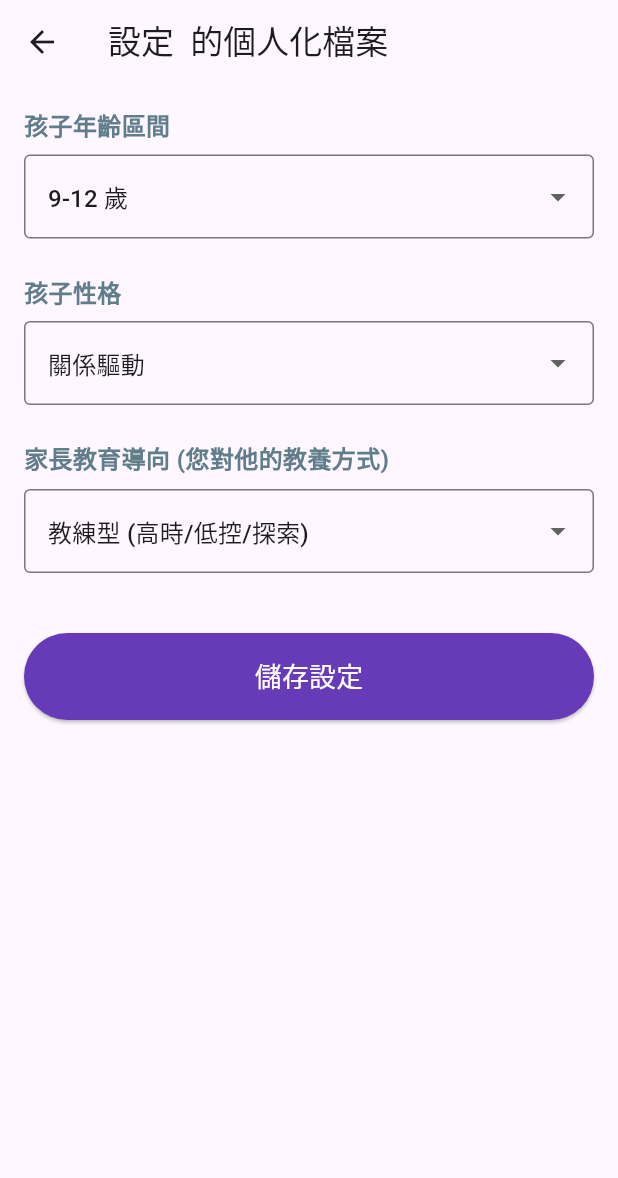
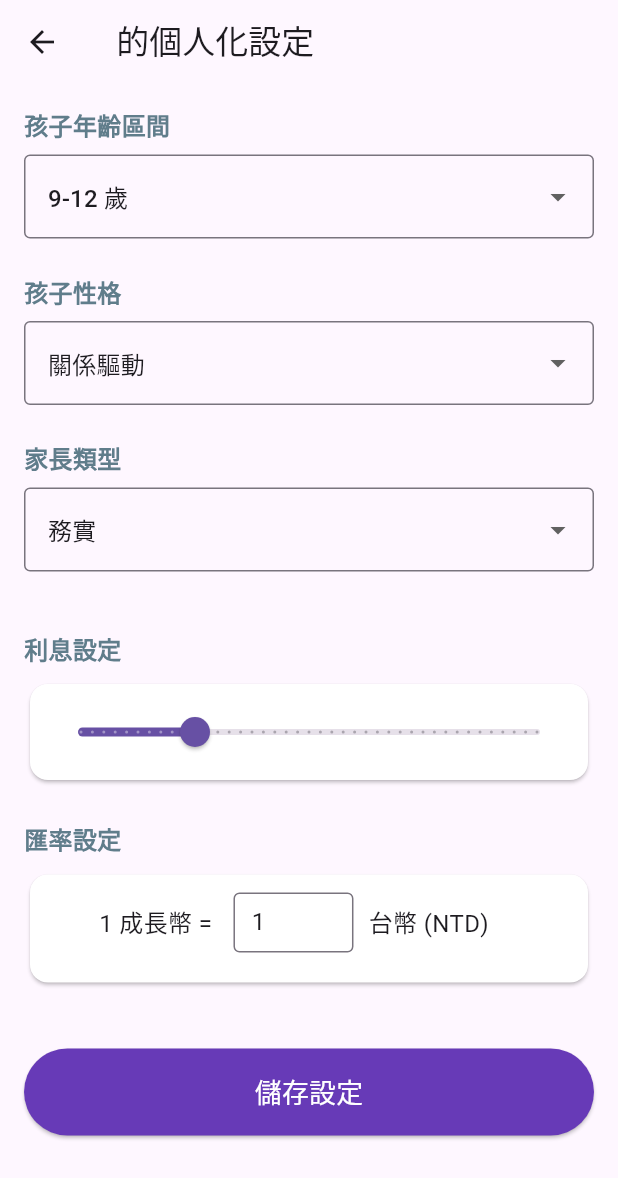
Before and after one commit to namonroll/shadow_wallet, a Flutter app: the ParentMemberEditView screen opened directly with empty values, on a phone screen of 412 x 824 dp. Shown: the top 1178 px of the screen. Run offline on Flutter 3.47's test engine with Material 3 defaults, Android fonts, the phone set to English and light mode, and no system bars; accounts and stored records are empty.

Commit message:
改參數設定

```diff
--- a/lib/core/mock/mock_database.dart
+++ b/lib/core/mock/mock_database.dart
@@ -20,8 +20,8 @@ class MockData {
       {'title': '運動紀錄連續 3 天', 'reward': 100},
     ],
     ChildPersonality.dolphin: [
-      {'title': '協助長輩準備晚餐', 'reward': 40},
-      {'title': '分享今天的一件好事', 'reward': 20},
+      {'title': '協助準備晚餐', 'reward': 40},
+      {'title': '掃地', 'reward': 20},
     ],
     ChildPersonality.cat: [
       {'title': '觀察並紀錄一種昆蟲', 'reward': 60},
--- a/lib/core/models/member_profile_enums.dart
+++ b/lib/core/models/member_profile_enums.dart
@@ -15,10 +15,10 @@ enum ParentStyle { goalkeeper, manager, coach, sponsor }
 extension ParentStyleExt on ParentStyle {
   String get label {
     switch (this) {
-      case ParentStyle.goalkeeper: return '守門員型 (低時/高控/家務)';
-      case ParentStyle.manager: return '經理型 (高時/高控/規矩)';
-      case ParentStyle.coach: return '教練型 (高時/低控/探索)';
-      case ParentStyle.sponsor: return '贊助商型 (低時/低控/放養)';
+      case ParentStyle.goalkeeper: return '雙薪';
+      case ParentStyle.manager: return '疲勞';
+      case ParentStyle.coach: return '務實';
+      case ParentStyle.sponsor: return '高控';
     }
   }
 }
--- a/lib/features/family_group/views/parent_member_edit_view.dart
+++ b/lib/features/family_group/views/parent_member_edit_view.dart
@@ -15,10 +15,15 @@ class _ParentMemberEditViewState extends State<ParentMemberEditView> {
   ParentStyle _selectedParentStyle = ParentStyle.coach;
   AgeGroup _selectedAgeGroup = AgeGroup.stage4;
 
+  // 新增的理財參數 (先以變數儲存前端狀態)
+  double _interestRate = 5.0; // 預設年利率 5%
+  double _exchangeRate = 1;
+
+
   @override
   Widget build(BuildContext context) {
     return Scaffold(
-      appBar: AppBar(title: Text('設定 ${widget.memberName} 的個人化檔案')),
+      appBar: AppBar(title: Text('${widget.memberName} 的個人化設定')),
       body: ListView(
         padding: const EdgeInsets.all(16.0),
         children: [
@@ -30,8 +35,18 @@ class _ParentMemberEditViewState extends State<ParentMemberEditView> {
           _buildPersonalityChips(),
           const SizedBox(height: 24),
 
-          _buildSectionTitle('家長教育導向 (您對他的教養方式)'),
+          _buildSectionTitle('家長類型'),
           _buildParentStyleDropdown(),
+          const SizedBox(height: 40),
+
+          //利息設定區塊
+          _buildSectionTitle('利息設定'),
+          _buildInterestSlider(),
+          const SizedBox(height: 24),
+
+          //匯率設定區塊
+          _buildSectionTitle('匯率設定'),
+          _buildExchangeRateInput(),
           const SizedBox(height: 40),
 
           ElevatedButton(
@@ -40,8 +55,8 @@ class _ParentMemberEditViewState extends State<ParentMemberEditView> {
               backgroundColor: Colors.deepPurple,
             ),
             onPressed: () {
-              // TODO: 將設定好的選項存入 Provider 或後端
-              ScaffoldMessenger.of(context).showSnackBar(const SnackBar(content: Text('設定已儲存！')));
+              // TODO: 將 _interestRate 與 _exchangeRate 一併存入 Provider
+              ScaffoldMessenger.of(context).showSnackBar(const SnackBar(content: Text('設定已儲存')));
               Navigator.pop(context);
             },
             child: const Text('儲存設定', style: TextStyle(color: Colors.white, fontSize: 18)),
@@ -55,6 +70,69 @@ class _ParentMemberEditViewState extends State<ParentMemberEditView> {
     return Padding(
       padding: const EdgeInsets.only(bottom: 8.0),
       child: Text(title, style: const TextStyle(fontSize: 16, fontWeight: FontWeight.bold, color: Colors.blueGrey)),
+    );
+  }
+  Widget _buildInterestSlider() {
+    return Card(
+      color: const Color.fromARGB(255, 255, 255, 255),
+      child: Padding(
+        padding: const EdgeInsets.all(8.0),
+        child: Column(
+          children: [
+            Row(
+              mainAxisAlignment: MainAxisAlignment.spaceBetween,
+            ),
+            Slider(
+              value: _interestRate,
+              min: 0,
+              max: 20, // 最高 20%
+              divisions: 40, // 每 0.5 一格
+              label: '${_interestRate.toStringAsFixed(1)}%',
+              onChanged: (val) => setState(() => _interestRate = val),
+            ),
+          ],
+        ),
+      ),
+    );
+  }
+
+  /// 使用輸入框或加減號設定匯率
+  Widget _buildExchangeRateInput() {
+    return Card(
+      color: const Color.fromARGB(255, 255, 255, 255),
+      child: Padding(
+        padding: const EdgeInsets.all(12.0),
+        child: Column(
+          children: [
+            Row(
+              children: [
+                const Icon(Icons.currency_exchange, color: Color.fromARGB(255, 255, 255, 255)),
+                const SizedBox(width: 10),
+                const Text('1 成長幣 = ', style: TextStyle(fontSize: 16)),
+                const SizedBox(width: 10),
+                SizedBox(
+                  width: 80,
+                  child: TextField(
+                    keyboardType: TextInputType.number,
+                    decoration: const InputDecoration(
+                      isDense: true,
+                      contentPadding: EdgeInsets.symmetric(vertical: 8, horizontal: 8),
+                      border: OutlineInputBorder(),
+                    ),
+                    onChanged: (val) {
+
+                    },
+                    controller: TextEditingController(text: _exchangeRate.toStringAsFixed(0)),
+                  ),
+                ),
+                const SizedBox(width: 10),
+                const Text('台幣 (NTD)', style: TextStyle(fontSize: 16)),
+              ],
+            ),
+            const SizedBox(height: 8),
+          ],
+        ),
+      ),
     );
   }
 
--- a/lib/features/profile/views/parent_profile_view.dart
+++ b/lib/features/profile/views/parent_profile_view.dart
@@ -33,7 +33,7 @@ class ParentProfileView extends StatelessWidget {
         ListTile(
           leading: const Icon(Icons.family_restroom, color: Colors.blue),
           title: const Text('我的家庭群組'),
-          subtitle: Text(user?.groupId ?? '尚未建立'),
+          subtitle: Text(user?.groupId ?? '9999'),
           trailing: IconButton(
             icon: const Icon(Icons.copy),
             onPressed: () {
--- a/lib/features/task_board/views/parent/create_task_view.dart
+++ b/lib/features/task_board/views/parent/create_task_view.dart
@@ -31,7 +31,7 @@ class _CreateTaskViewState extends State<CreateTaskView> {
           crossAxisAlignment: CrossAxisAlignment.start,
           children: [
             // --- 推薦區塊 ---
-            Text('${widget.childName}的推薦任務)',
+            Text('${widget.childName}的推薦任務',
                 style: const TextStyle(fontWeight: FontWeight.bold, color: Colors.blueGrey)),
             const SizedBox(height: 10),
             SingleChildScrollView(
--- a/lib/features/task_board/views/parent/parent_task_board_view.dart
+++ b/lib/features/task_board/views/parent/parent_task_board_view.dart
@@ -92,7 +92,7 @@ class _ParentTaskBoardViewState extends State<ParentTaskBoardView> {
 
                           // 顯示成功提示
                           ScaffoldMessenger.of(context).showSnackBar(
-                            SnackBar(content: Text('✅ 已核准任務！發放 ${task.rewardCoins} 幣。')),
+                            SnackBar(content: Text('已核准任務！發放 ${task.rewardCoins} 幣。')),
                           );
                         },
                         style: ElevatedButton.styleFrom(
--- a/lib/features/wallet/views/child_wallet_view.dart
+++ b/lib/features/wallet/views/child_wallet_view.dart
@@ -19,7 +19,7 @@ class ChildWalletView extends StatelessWidget {
             padding: const EdgeInsets.all(30),
             decoration: BoxDecoration(
               gradient: const LinearGradient(
-                colors: [Colors.orange, Colors.deepOrangeAccent],
+                colors: [Color.fromARGB(255, 135, 151, 216), Color.fromARGB(255, 113, 108, 255)],
                 begin: Alignment.topLeft,
                 end: Alignment.bottomRight,
               ),
```
Also changed, not shown: lib/core/widgets/child_nav_scaffold.dart (+5 -6 lines), lib/features/auth/views/role_selection_view.dart (+17 -6 lines), lib/features/task_board/views/child/child_task_board_view.dart (+26 -5 lines).
